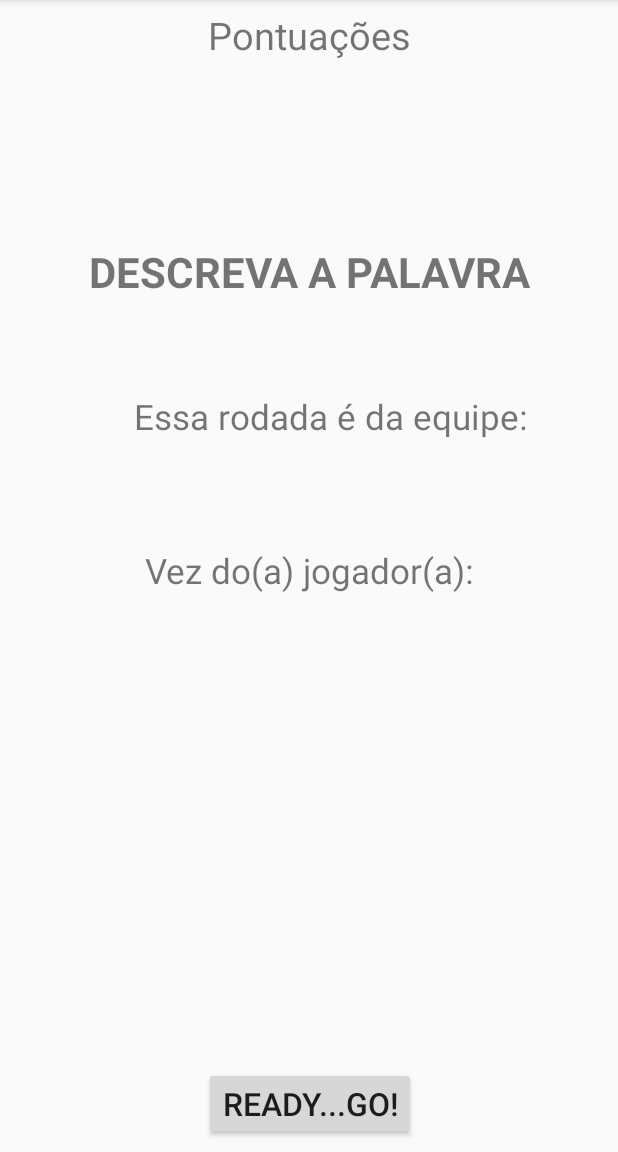
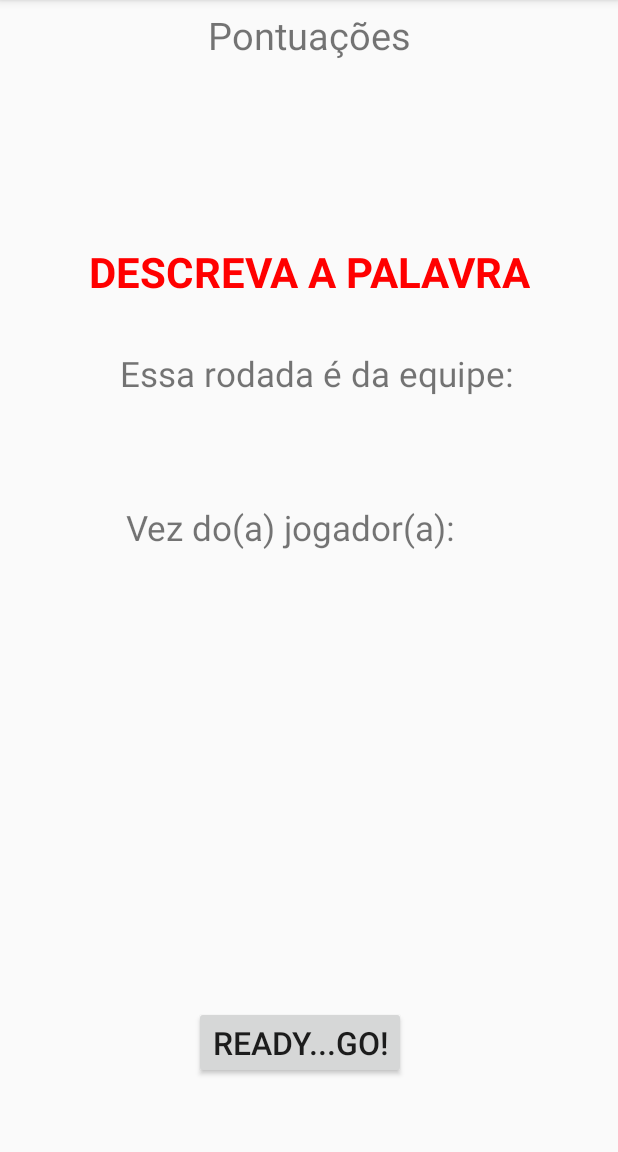
Before and after one commit to corasilber/JogoAfrica, an Android app: the EquipeJoga screen opened directly, with no data from a screen before it, on a phone screen of 412 x 824 dp, the part 84-1236 px from its top. Run offline under Robolectric (Android 15) with nearby library versions, the phone set to English and light mode, and no system bars; 4 statements that could not run were skipped.

Commit message:
Auto stash before merge of "master" and "origin/master"
melhorado layout adicionado vibrate

```diff
--- a/app/src/main/AndroidManifest.xml
+++ b/app/src/main/AndroidManifest.xml
@@ -5,6 +5,7 @@
     <uses-feature
         android:name="android.hardware.sensor.accelerometer"
         android:required="true" />
+    <uses-permission android:name="android.permission.VIBRATE"></uses-permission>
 
     <application
         android:allowBackup="true"
--- a/app/src/main/java/com/lddm/jogoafrica/EquipeJoga.java
+++ b/app/src/main/java/com/lddm/jogoafrica/EquipeJoga.java
@@ -1,7 +1,6 @@
 package com.lddm.jogoafrica;
 
 import android.content.Intent;
-import android.graphics.Color;
 import android.os.Handler;
 import android.support.v7.app.AppCompatActivity;
 import android.os.Bundle;
@@ -67,8 +66,6 @@ public class EquipeJoga extends AppCompatActivity {
          jogador = listaEquipes.get(0).getListaJogador().get(0).getNome();
          nomeEquipe.setText(equipe);
          nomeJogador.setText(jogador);
-         nomeEquipe.setTextColor(Color.BLACK);
-         nomeJogador.setTextColor(Color.BLACK);
 
 
 
--- a/app/src/main/java/com/lddm/jogoafrica/Networking.java
+++ b/app/src/main/java/com/lddm/jogoafrica/Networking.java
@@ -31,7 +31,7 @@ interface GetTeams {
 }
 
 public class Networking {
-//    private static String endpoint = "http://10.0.2.2:5000/";
+  //  private static String endpoint = "http://10.0.2.2:5000/";
     private static String endpoint = "http://augusto2112.pythonanywhere.com/";
 
     public static void createSession(final MainActivity c) {
--- a/app/src/main/java/com/lddm/jogoafrica/TimerActivity.java
+++ b/app/src/main/java/com/lddm/jogoafrica/TimerActivity.java
@@ -6,6 +6,7 @@ import android.hardware.Sensor;
 import android.hardware.SensorManager;
 import android.os.Bundle;
 import android.os.CountDownTimer;
+import android.os.Vibrator;
 import android.support.annotation.Nullable;
 import android.support.v7.app.AlertDialog;
 import android.support.v7.app.AppCompatActivity;
@@ -91,6 +92,8 @@ public class TimerActivity extends AppCompatActivity {
 
             @Override
             public void onFinish() {
+                Vibrator vibrator = (Vibrator) getSystemService(Context.VIBRATOR_SERVICE);
+                vibrator.vibrate(3000);
                 palavras.add(palavraTextView.getText().toString());
                encerrarAtividade();
             }
@@ -101,6 +104,8 @@ public class TimerActivity extends AppCompatActivity {
 
     private void mudarPalavra() {
         if (!palavras.isEmpty()) {
+            Vibrator vibrator = (Vibrator) getSystemService(Context.VIBRATOR_SERVICE);
+            vibrator.vibrate(500);
             palavraTextView.setText(palavras.remove(random.nextInt(palavras.size())));
             contadorTextView.setText((++corretos) + "");
         } else {
--- a/app/src/main/res/layout/activity_adicionar_jogador.xml
+++ b/app/src/main/res/layout/activity_adicionar_jogador.xml
@@ -29,7 +29,7 @@
 
         <LinearLayout
             android:id="@+id/linearLayout"
-            android:layout_width="match_parent"
+            android:layout_width="300dp"
             android:layout_height="wrap_content"
             android:gravity="center"
             android:orientation="vertical">
--- a/app/src/main/res/layout/activity_equipe_joga.xml
+++ b/app/src/main/res/layout/activity_equipe_joga.xml
@@ -17,8 +17,8 @@
         app:layout_constraintRight_toRightOf="parent"
         android:layout_marginLeft="8dp"
         app:layout_constraintLeft_toLeftOf="parent"
-        app:layout_constraintHorizontal_bias="0.643"
-        android:layout_marginTop="62dp"
+        app:layout_constraintHorizontal_bias="0.574"
+        android:layout_marginTop="33dp"
         app:layout_constraintTop_toBottomOf="@+id/fase" />
 
     <TextView
@@ -28,6 +28,7 @@
         android:text="equipeX"
         android:textSize="22dp"
         android:textStyle="italic"
+        android:textColor="@color/colorNames"
         android:gravity="center"
         android:layout_marginTop="0dp"
         app:layout_constraintTop_toBottomOf="@+id/textView12"
@@ -38,8 +39,8 @@
 
     <TextView
         android:id="@+id/textView14"
-        android:layout_width="wrap_content"
-        android:layout_height="wrap_content"
+        android:layout_width="244dp"
+        android:layout_height="31dp"
         android:text="Vez do(a) jogador(a):"
         android:textSize="23dp"
         android:layout_marginLeft="8dp"
@@ -47,7 +48,9 @@
         android:layout_marginRight="8dp"
         app:layout_constraintRight_toRightOf="parent"
         android:layout_marginTop="32dp"
-        app:layout_constraintTop_toBottomOf="@+id/nomeEquipe" />
+        app:layout_constraintTop_toBottomOf="@+id/nomeEquipe"
+        tools:layout_editor_absoluteY="317dp"
+        tools:layout_editor_absoluteX="44dp" />
 
     <TextView
         android:id="@+id/jogador"
@@ -55,6 +58,7 @@
         android:layout_height="33dp"
         android:text="jogadorY"
         android:textSize="23dp"
+        android:textColor="@color/colorNames"
         android:gravity="center"
         android:textStyle="italic"
         android:layout_marginTop="11dp"
@@ -70,16 +74,16 @@
         android:layout_height="wrap_content"
         android:text="Ready...Go!"
         android:textSize="21dp"
-        android:layout_marginTop="55dp"
-        app:layout_constraintTop_toBottomOf="@+id/jogador"
         android:layout_marginLeft="8dp"
         app:layout_constraintLeft_toLeftOf="parent"
         android:layout_marginRight="8dp"
         app:layout_constraintRight_toRightOf="parent"
         app:layout_constraintBottom_toBottomOf="parent"
-        android:layout_marginBottom="8dp"
-        app:layout_constraintHorizontal_bias="0.502"
-        app:layout_constraintVertical_bias="1.0" />
+        android:layout_marginBottom="30dp"
+        app:layout_constraintHorizontal_bias="0.477"
+        android:layout_marginTop="8dp"
+        app:layout_constraintTop_toBottomOf="@+id/jogador"
+        app:layout_constraintVertical_bias="0.931" />
 
     <TextView
         android:id="@+id/textView13"
@@ -111,6 +115,7 @@
         android:layout_width="wrap_content"
         android:layout_height="wrap_content"
         android:text="FASEXYZ"
+        android:textColor="@color/colorRed"
         android:textSize="28dp"
         android:gravity="center"
         android:textStyle="bold"
--- a/app/src/main/res/layout/activity_montar_equipe.xml
+++ b/app/src/main/res/layout/activity_montar_equipe.xml
@@ -65,8 +65,8 @@
 
     <TextView
         android:id="@+id/textView4"
-        android:layout_width="216dp"
-        android:layout_height="18dp"
+        android:layout_width="214dp"
+        android:layout_height="25dp"
         android:text="Insira o nome das equipes"
         android:textSize="17dp"
         android:layout_marginRight="8dp"
--- a/app/src/main/res/layout/activity_tela_final.xml
+++ b/app/src/main/res/layout/activity_tela_final.xml
@@ -12,6 +12,7 @@
         android:layout_height="76dp"
         android:text="E a equipe vencedora foi ..."
         android:gravity="center"
+        android:textStyle="italic"
         android:textSize="33dp"
         app:layout_constraintTop_toTopOf="parent"
         android:layout_marginTop="16dp"
@@ -28,6 +29,8 @@
         android:text="vencedora"
         android:textSize="42dp"
         android:layout_marginTop="47dp"
+        android:textColor="@color/colorRed"
+        android:textStyle="bold"
         app:layout_constraintTop_toBottomOf="@+id/textView16"
         android:layout_marginLeft="16dp"
         app:layout_constraintLeft_toLeftOf="parent"
--- a/app/src/main/res/values/colors.xml
+++ b/app/src/main/res/values/colors.xml
@@ -4,4 +4,7 @@
     <color name="colorPrimaryDark">#1d7510</color>
     <color name="colorAccent">#FF4081</color>
     <color name="colorBlack">#000000</color>
+    <color name="colorRed">#ff0000</color>
+    <color name="colorNames">#990000</color>
+    <color name="colorTitle">#632532</color>
 </resources>
```
Also changed, not shown: app/src/main/res/layout/activity_main.xml (+8 -7 lines), app/src/main/res/layout/activity_tela_preparacao.xml (+11 -3 lines).
